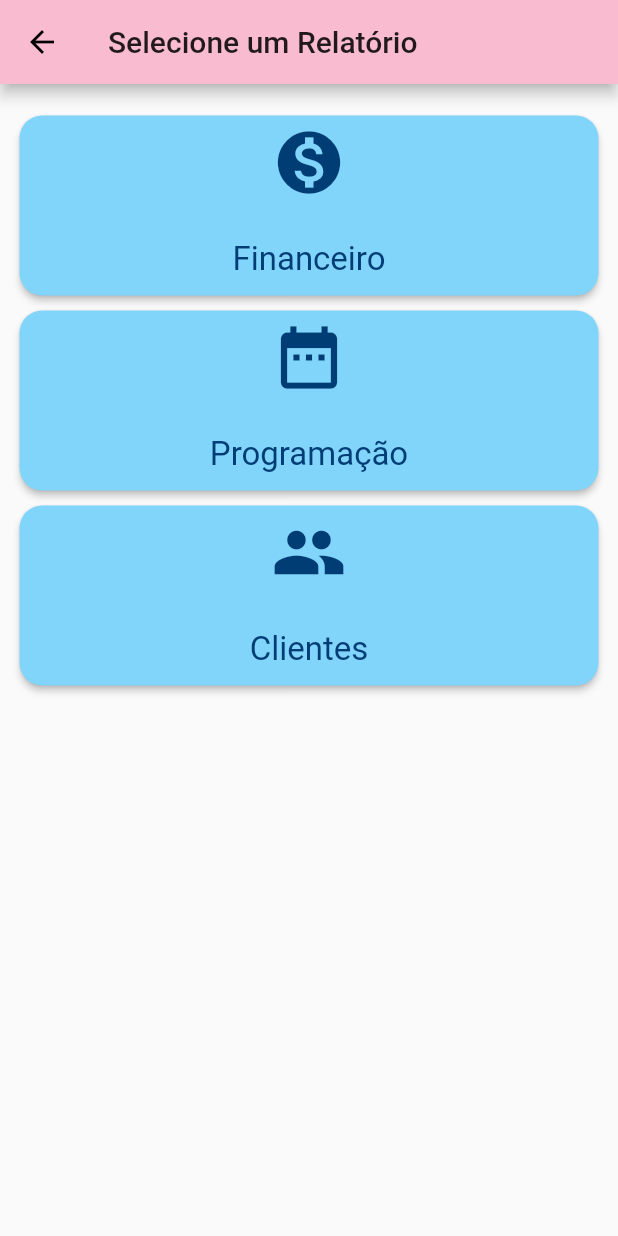
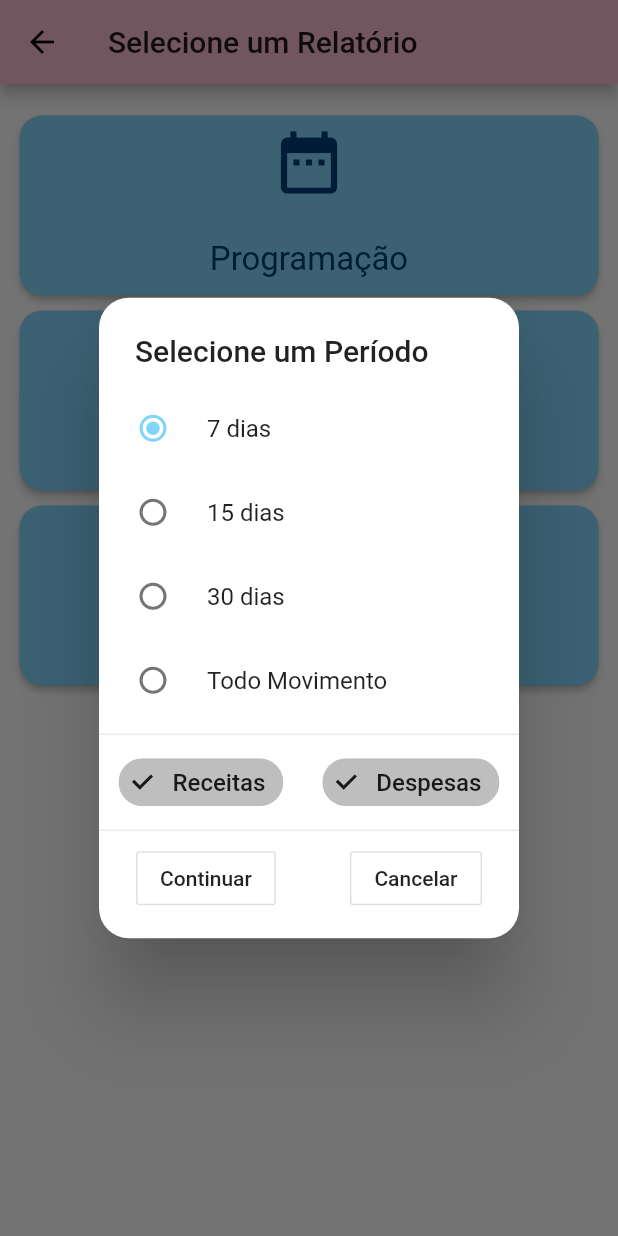
Before and after one commit to Bortolinf/marmiApp, a Flutter app: the RelatoriosPage screen opened directly, after a tap on "Financeiro", on a phone screen of 412 x 824 dp. Run offline on Flutter 3.47's test engine with Material 2 defaults, Android fonts, the phone set to English and light mode, and no system bars; our stand-ins replace backdrop, cloud_firestore, firebase_auth, flutter_form_builder, material_design_icons_flutter, open_file and 2 more; missing offline and left inert: bloc_pattern, calendarro, kalendar; accounts and stored records are empty; network calls fail.

Commit message:
Gerando Relatorio PDF de Receitas e Despesas

```diff
--- a/lib/blocs/despesas_bloc.dart
+++ b/lib/blocs/despesas_bloc.dart
@@ -172,8 +172,6 @@ void setFilterDespesas(String s){
     int _dias = DateTime.now().difference(_dataDesp).inDays;
     if (appData.wtlFiltroFin == "T")
      return true;
-    if (appData.wtlFiltroFin == "T")
-     return true;
     if(_dias > int.parse(appData.wtlFiltroFin))
      return false;
     else
--- a/lib/pages/relatorios_page.dart
+++ b/lib/pages/relatorios_page.dart
@@ -1,11 +1,16 @@
 import 'package:marmi_app/reports/clientes_report.dart';
-import 'package:marmi_app/reports/financeiro_report.dart';
 import 'package:flutter/material.dart';
+import 'package:marmi_app/reports/rel_financeiro_dialog.dart';
 import 'package:marmi_app/widgets/menu_button.dart';
 
 const Color _kFlutterBlue = Color(0xFF003D75);
 
-class RelatoriosPage extends StatelessWidget {
+class RelatoriosPage extends StatefulWidget {
+  @override
+  _RelatoriosPageState createState() => _RelatoriosPageState();
+}
+
+class _RelatoriosPageState extends State<RelatoriosPage> {
   @override
   Widget build(BuildContext context) {
     return Scaffold(
@@ -19,22 +24,25 @@ class RelatoriosPage extends StatelessWidget {
           crossAxisAlignment: CrossAxisAlignment.center,
           children: <Widget>[
             MenuButton(
+              "Programação",
+              Icon(
+                Icons.date_range,
+                size: 50.0,
+                color: _kFlutterBlue,
+              ),
+              onPressed: ()  => clientesReport(),
+            ),
+            MenuButton(
               "Financeiro",
               Icon(
                 Icons.monetization_on,
                 size: 50.0,
                 color: _kFlutterBlue,
               ),
-              onPressed: () => financeiroReport(),
-            ),
-            MenuButton(
-              "Programação",
-              Icon(
-                Icons.date_range,
-                size: 50.0,
-                color: _kFlutterBlue,
-              ),
-              onPressed: () => financeiroReport(),
+              onPressed: () {
+                   showDialog(
+              context: context, builder: (context) => RelFinanceiroDialog());
+              },
             ),
             MenuButton(
               "Clientes",
@@ -50,6 +58,8 @@ class RelatoriosPage extends StatelessWidget {
       ),
     );
   }
+
+
 } // fim de tudo
 
 // RaisedButton(
--- a/lib/reports/clientes_report.dart
+++ b/lib/reports/clientes_report.dart
@@ -10,11 +10,6 @@ import 'package:pdf/widgets.dart';
 void clientesReport()  async {
 
   final Document pdf = Document();
-
-  List <String> dados = [];
-  dados.add("ladfksdffsd");
-  dados.add("lkasjfoisjfkljsdlfj");
-  dados.add("flurkin");
 
   // colunas do cabeçalho
   List <String> cab = [];
--- a/lib/reports/financeiro_report.dart
+++ b/lib/reports/financeiro_report.dart
@@ -2,45 +2,105 @@ import 'dart:io';
 
 import 'package:cloud_firestore/cloud_firestore.dart';
 import 'package:marmi_app/domain/singleton.dart';
+import 'package:marmi_app/utils/date_utils.dart';
 import 'package:open_file/open_file.dart';
 import 'package:path_provider/path_provider.dart';
 import 'package:pdf/pdf.dart';
 import 'package:pdf/widgets.dart';
 
-void financeiroReport()  async {
+
+void financeiroReport(int dias, bool geraReceita, bool geraDespesa)  async {
+
+ // int dias;
+  print("cheguei no repor financeiro c/ $dias dias");
 
   final Document pdf = Document();
 
-  List <String> dados = [];
-  dados.add("ladfksdffsd");
-  dados.add("lkasjfoisjfkljsdlfj");
-  dados.add("flurkin");
+  List <String> cabRec = [];
+  List <String> cabDesp = [];
+  List <String> cabDadosRec = [];
+  List <String> cabDadosDesp = [];
+  List <List<String>> relatoDesp = [];
+  List <List<String>> relatoRec = [];
 
-  // colunas do cabeçalho
-  List <String> cab = [];
-  cab.add("Nome");
-  cab.add("Endereço");
-  cab.add("Telefone");
 
-  List <String> cabDados = [];
+  // colunas do cabeçalho - Receitas
+  cabRec.add("Data");
+  cabRec.add("Cliente");
+  cabRec.add("Obs");
+  cabRec.add("Valor");
 
-  List <List<String>> relato = [];
-  relato.add(cab);
- // aqui vai pegar dados dos clientes do Bloc
+  // colunas do cabeçalho - Despesas
+  cabDesp.add("Data");
+  cabDesp.add("Descrição");
+  cabDesp.add("Valor");
 
+
+  relatoDesp.add(cabDesp);
+  relatoRec.add(cabRec);
+
+
+ // aqui vai pegar dados das Despesas
+  if (geraDespesa) {
+    double totalDesp = 0.0;
   QuerySnapshot cliQuery = await Firestore.instance.collection("makers")
               .document(appData.uid)
-              .collection("clientes")
-              .orderBy("nome")
+              .collection("despesas")
+             // .orderBy("nome")
               .getDocuments();
 
-  cliQuery.documents.forEach((cli){
-    cabDados = [];
-    cabDados.add(cli["nome"]);
-    cabDados.add(cli["endereco"]);
-    cabDados.add(cli["telefone"]);
-    relato.add(cabDados);
+  cliQuery.documents.forEach((desp){
+    if (_testaVisible(desp, dias)) {
+      cabDadosDesp = [];
+      cabDadosDesp.add(desp["data"]);
+      cabDadosDesp.add(desp["descricao"]);
+      totalDesp += desp["valor"];
+      cabDadosDesp.add(desp["valor"].toStringAsFixed(2));
+      relatoDesp.add(cabDadosDesp);
+    }
   });
+      // linha do total
+      cabDadosDesp = [];
+      cabDadosDesp.add("TOTAL");
+      cabDadosDesp.add("");
+      cabDadosDesp.add(totalDesp.toStringAsFixed(2));
+      relatoDesp.add(cabDadosDesp);
+
+  } // fim do teste geraDespesa
+
+
+
+
+ // aqui vai pegar dados das Receitas
+  if (geraReceita) {
+    double totalRec = 0.0;
+  QuerySnapshot cliQuery = await Firestore.instance.collection("makers")
+              .document(appData.uid)
+              .collection("receitas")
+             // .orderBy("nome")
+              .getDocuments();
+
+  cliQuery.documents.forEach((rec){
+    if (_testaVisible(rec, dias)) {
+        cabDadosRec = [];
+        cabDadosRec.add(rec["data"]);
+        cabDadosRec.add(rec["clienteNome"] ?? "");
+        cabDadosRec.add(rec["descricao"]);
+        cabDadosRec.add(rec["valor"].toStringAsFixed(2));
+        totalRec += rec["valor"];
+        relatoRec.add(cabDadosRec);
+    }
+  });
+  // linha do total
+        cabDadosRec = [];
+        cabDadosRec.add("TOTAL");
+        cabDadosRec.add("");
+        cabDadosRec.add("");
+        cabDadosRec.add(totalRec.toStringAsFixed(2));
+        relatoRec.add(cabDadosRec);
+
+  } // fim do teste geraReceita
+
 
 
 
@@ -83,11 +143,21 @@ void financeiroReport()  async {
                       Text('Movimentação Financeira', textScaleFactor: 2),
                       PdfLogo()
                     ])),
-            Header(level: 1, text: 'Despesas'),
-            Paragraph(
+            geraDespesa ?  Header(level: 1, text: 'Despesas') : Container(),
+            geraDespesa ? Paragraph(
                 text:
-                    "Vamos colocar aqui em baixo uma relação das suas despesas"),
-            Table.fromTextArray(context: context, data: relato),
+                    "Vamos colocar aqui em baixo uma relação das suas despesas")
+                    : Container(),
+            geraDespesa ? Table.fromTextArray(context: context, data: relatoDesp) : Container(),
+
+            geraReceita ?  Header(level: 1, text: 'Receitas') : Container(),
+            geraReceita ? Paragraph(
+                text:
+                    "Vamos colocar aqui em baixo uma relação das suas receitas")
+                    : Container(),
+            geraReceita ? Table.fromTextArray(context: context, data: relatoRec) : Container(),
+
+
             Padding(padding: const EdgeInsets.all(10)),
             Paragraph(
                 text:
@@ -95,7 +165,7 @@ void financeiroReport()  async {
           ]));
 
  Directory appDocDir = await getApplicationDocumentsDirectory();
- var targetFileName = appDocDir.path + "/example-pdf";
+ var targetFileName = appDocDir.path + "/financas-pdf";
  print(targetFileName);
 
   final File file = File(targetFileName);
@@ -103,4 +173,17 @@ void financeiroReport()  async {
 
   OpenFile.open(targetFileName);
 
+} // fim de tudo
+
+
+
+
+// testa se a data do lancamento deve ser exibida
+bool _testaVisible(DocumentSnapshot desp, int dias){
+  var _dataDesp = rdtDMA10toDate(desp["data"]);
+  int _dias = DateTime.now().difference(_dataDesp).inDays;
+  if(_dias > dias)
+    return false;
+  else
+    return true;
 }
--- /dev/null
+++ b/lib/reports/rel_financeiro_dialog.dart
@@ -0,0 +1,107 @@
+import 'package:flutter/material.dart';
+import 'package:marmi_app/reports/financeiro_report.dart';
+
+class RelFinanceiroDialog extends StatefulWidget {
+  @override
+  _RelFinanceiroDialogState createState() => _RelFinanceiroDialogState();
+}
+
+class _RelFinanceiroDialogState extends State<RelFinanceiroDialog> {
+  int _groupValue = 7;
+  bool _geraReceita = true;
+  bool _geraDespesa = true;
+
+  @override
+  Widget build(BuildContext context) {
+    return SimpleDialog(
+      shape: RoundedRectangleBorder(borderRadius: BorderRadius.circular(20)),
+      title: Text("Selecione um Período"),
+      children: <Widget>[
+        Column(
+          children: <Widget>[
+            _myRadioButton(
+              title: "7 dias",
+              value: 7,
+              onChanged: (newValue) => setState(() => _groupValue = newValue),
+            ),
+            _myRadioButton(
+              title: "15 dias",
+              value: 15,
+              onChanged: (newValue) => setState(() => _groupValue = newValue),
+            ),
+            _myRadioButton(
+              title: "30 dias",
+              value: 30,
+              onChanged: (newValue) => setState(() => _groupValue = newValue),
+            ),
+            _myRadioButton(
+              title: "Todo Movimento",
+              value: 9999,
+              onChanged: (newValue) => setState(() => _groupValue = newValue),
+            ),
+            Divider(),
+            Row(
+              mainAxisAlignment: MainAxisAlignment.spaceAround,
+              children: <Widget>[
+                _myCheckBox(
+                  title: "Receitas",
+                  value: _geraReceita,
+                  onChanged: (newValue) =>
+                      setState(() => _geraReceita = newValue),
+                ),
+                _myCheckBox(
+                  title: "Despesas",
+                  value: _geraDespesa,
+                  onChanged: (newValue) =>
+                      setState(() => _geraDespesa = newValue),
+                ),
+              ],
+            ),
+            Divider(),
+            Row(
+              mainAxisAlignment: MainAxisAlignment.spaceAround,
+              children: <Widget>[
+                OutlineButton(
+                  child: Text("Continuar"),
+                  onPressed: () {
+                    Navigator.of(context).pop();
+                    financeiroReport(_groupValue, _geraReceita, _geraDespesa);
+                  },
+                ),
+                OutlineButton(
+                  child: Text("Cancelar"),
+                  onPressed: () {
+                    Navigator.of(context).pop();
+                  },
+                ),
+              ],
+            )
+          ],
+        ),
+      ],
+    );
+  }
+
+  Widget _myRadioButton({String title, int value, Function onChanged}) {
+    return RadioListTile(
+      value: value,
+      groupValue: _groupValue,
+      onChanged: onChanged,
+      title: Text(
+        title,
+        style: TextStyle(fontSize: 16),
+      ),
+    );
+  }
+
+  Widget _myCheckBox({String title, bool value, Function onChanged}) {
+    return FilterChip(
+      selected: value,
+      onSelected: onChanged,
+      label: Text(
+        title,
+        style: TextStyle(fontSize: 16),
+      ),
+    );
+  }
+} //fim de tudo
--- a/lib/widgets/edit_receita_dialog.dart
+++ b/lib/widgets/edit_receita_dialog.dart
@@ -167,4 +167,5 @@ class _EditReceitaDialogState extends State<EditReceitaDialog> {
       return Container();
     }
   }
+
 } // fim de tudo
```
